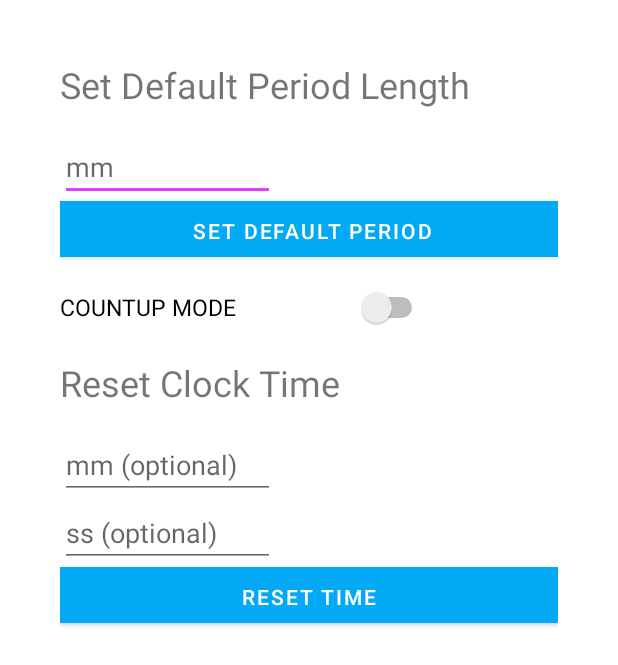
After one commit to jtsang02/ScorePort, an Android app: the layout reset_time.xml on its own in the app's theme, with its tools: preview values and no code run, on a phone screen of 412 x 824 dp. The commit adds this screen. Shown: the top 665 px of the screen. Run offline under Robolectric (Android 15) with nearby library versions, the phone set to English and light mode, and no system bars.

Commit message:
app dialog boxes and default period setting

```diff
--- a/app/build.gradle
+++ b/app/build.gradle
@@ -1,5 +1,6 @@
 apply plugin: 'com.android.application'
 apply plugin: 'kotlin-android'
+apply plugin: 'kotlin-android-extensions'
 
 android {
     compileSdkVersion 29
--- /dev/null
+++ b/app/src/main/res/layout/reset_time.xml
@@ -0,0 +1,76 @@
+<?xml version="1.0" encoding="utf-8"?>
+<LinearLayout xmlns:android="http://schemas.android.com/apk/res/android"
+    android:id="@+id/root_layout"
+    android:layout_width="match_parent"
+    android:layout_height="wrap_content"
+    android:layout_margin="20dp"
+    android:orientation="vertical"
+    android:padding="20dp">
+
+    <TextView
+        android:layout_width="346dp"
+        android:layout_height="wrap_content"
+        android:layout_marginBottom="16dp"
+        android:text="Set Default Period Length"
+        android:textSize="24sp" />
+
+    <EditText
+        android:id="@+id/userSetPeriodLength"
+        android:layout_width="143dp"
+        android:layout_height="wrap_content"
+        android:hint="mm"
+        android:imeOptions="actionNext"
+        android:inputType="number"
+        android:maxLength="2"/>
+
+    <Button
+        android:id="@+id/setPeriodLength"
+        android:layout_width="336dp"
+        android:layout_height="37dp"
+        android:layout_marginBottom="20dp"
+        android:background="@color/colorPrimary"
+        android:text="Set Default Period" />
+
+    <Switch
+        android:id="@+id/countUpSwitch"
+        android:layout_width="245dp"
+        android:layout_height="wrap_content"
+        android:layout_marginBottom="20dp"
+        android:text="COUNTUP MODE"
+        android:textSize="15sp" />
+
+    <TextView
+        android:layout_width="293dp"
+        android:layout_height="wrap_content"
+        android:layout_marginBottom="16dp"
+        android:text="Reset Clock Time"
+        android:textSize="24sp" />
+
+    <EditText
+        android:id="@+id/userSetMinutes"
+        android:layout_width="143dp"
+        android:layout_height="wrap_content"
+        android:hint="mm (optional)"
+        android:imeOptions="actionNext"
+        android:inputType="number"
+        android:maxLength="2"/>
+
+    <EditText
+        android:id="@+id/userSetSeconds"
+        android:layout_width="143dp"
+        android:layout_height="wrap_content"
+        android:hint="ss (optional)"
+        android:imeOptions="actionNext"
+        android:inputType="number"
+        android:maxLength="2"/>
+
+    <Button
+        android:id="@+id/resetCustomTime"
+        android:layout_width="match_parent"
+        android:layout_height="37dp"
+        android:layout_gravity="start"
+        android:background="@color/colorPrimary"
+        android:layout_marginBottom="20dp"
+        android:text="Reset Time" />
+
+</LinearLayout>
```
Also changed, not shown: app/src/main/java/com/droiduino/bluetoothconn/Scoreboard.kt (+87 -47 lines), app/src/main/res/layout/activity_scoreboard.xml (+32 -33 lines), app/src/main/res/layout/fun_dialog.xml (added, +27 -0 lines), 1 other file.
